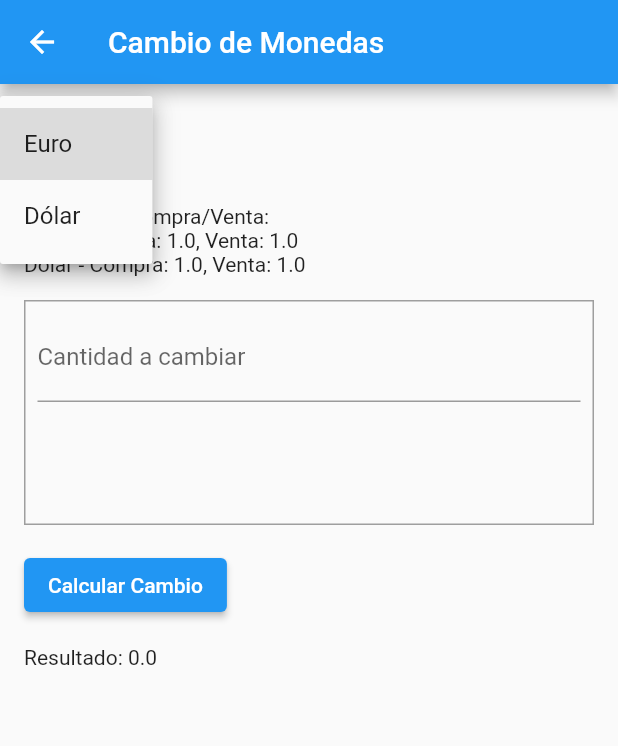
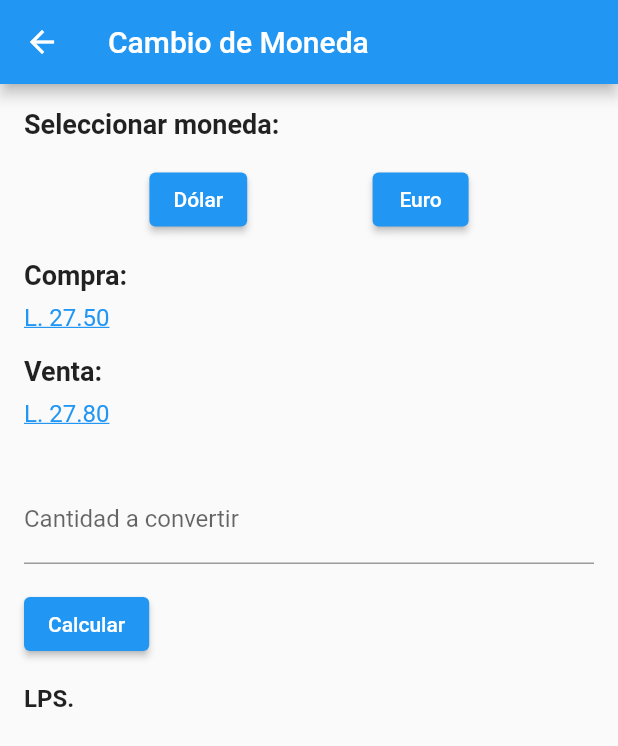
Before and after one commit to GersonL11/Examen-1_-Gerson-Lopez, a Flutter app: the CambioMonedaPage screen opened by its route, after a tap on "Euro", on a phone screen of 412 x 824 dp. Shown: the top 746 px of the screen. Run offline on Flutter 3.47's test engine with Material 2 defaults, Android fonts, the phone set to English and light mode, and no system bars; network calls fail.

Commit message:
Cambios en apartado de cambio de moneda

```diff
--- a/lib/cambioMonedas.dart
+++ b/lib/cambioMonedas.dart
@@ -1,103 +1,148 @@
 import 'package:flutter/material.dart';
 
 class CambioMonedaPage extends StatefulWidget {
-  const CambioMonedaPage({Key? key}) : super(key: key);
-
   @override
-  _CambioMonedasPageState createState() => _CambioMonedasPageState();
+  _CambioMonedaPageState createState() => _CambioMonedaPageState();
 }
 
-class _CambioMonedasPageState extends State<CambioMonedaPage> {
-  String _monedaSeleccionada = 'Euro';
-  double _precioCompraEuro = 1.0;
-  double _precioVentaEuro = 1.0;
-  double _precioCompraDolar = 1.0;
-  double _precioVentaDolar = 1.0;
-  TextEditingController _cantidadController = TextEditingController();
-  double _resultado = 0.0;
+class _CambioMonedaPageState extends State<CambioMonedaPage> {
+  String _monedaSeleccionada = 'Dólar';
+  TextEditingController _controller = TextEditingController();
+  String _resultado = '';
 
   @override
   Widget build(BuildContext context) {
     return Scaffold(
       appBar: AppBar(
-        title: Text('Cambio de Monedas'),
+        title: Text('Cambio de Moneda'),
       ),
       body: Padding(
         padding: const EdgeInsets.all(16.0),
         child: Column(
           crossAxisAlignment: CrossAxisAlignment.start,
           children: [
-            DropdownButton<String>(
-              value: _monedaSeleccionada,
-              items: ['Euro', 'Dólar'].map((String value) {
-                return DropdownMenuItem<String>(
-                  value: value,
-                  child: Text(value),
-                );
-              }).toList(),
-              onChanged: (String? newValue) {
-                setState(() {
-                  _monedaSeleccionada = newValue ?? 'Euro';
-                  _actualizarPrecios();
-                });
-              },
+            Text(
+              'Seleccionar moneda:',
+              style: TextStyle(
+                fontSize: 18.0,
+                fontWeight: FontWeight.bold,
+              ),
             ),
             SizedBox(height: 16.0),
-            Text('Precios de Compra/Venta:'),
-            Text('Euro - Compra: $_precioCompraEuro, Venta: $_precioVentaEuro'),
-            Text('Dólar - Compra: $_precioCompraDolar, Venta: $_precioVentaDolar'),
+            Row(
+              mainAxisAlignment: MainAxisAlignment.spaceEvenly,
+              children: [
+                ElevatedButton(
+                  onPressed: () {
+                    _cambiarMoneda('Dólar');
+                  },
+                  child: Text('Dólar'),
+                ),
+                ElevatedButton(
+                  onPressed: () {
+                    _cambiarMoneda('Euro');
+                  },
+                  child: Text('Euro'),
+                ),
+              ],
+            ),
             SizedBox(height: 16.0),
-            Container(
-              width: double.infinity,
-              height: 150.0,
-              decoration: BoxDecoration(
-                border: Border.all(color: Colors.grey),
-              ),
-              child: Padding(
-                padding: const EdgeInsets.all(8.0),
-                child: TextField(
-                  controller: _cantidadController,
-                  keyboardType: TextInputType.number,
-                  decoration: InputDecoration(
-                    labelText: 'Cantidad a cambiar',
-                  ),
-                ),
+            _buildPrecio('Compra', _calcularValorCompra()),
+            _buildPrecio('Venta', _calcularValorVenta()),
+            SizedBox(height: 16.0),
+            TextField(
+              controller: _controller,
+              keyboardType: TextInputType.number,
+              decoration: InputDecoration(
+                labelText: 'Cantidad a convertir',
               ),
             ),
             SizedBox(height: 16.0),
             ElevatedButton(
               onPressed: () {
-                setState(() {
-                  _calcularCambio();
-                });
+                _calcularConversion();
               },
-              child: Text('Calcular Cambio'),
+              child: Text('Calcular'),
             ),
             SizedBox(height: 16.0),
-            Text('Resultado: $_resultado'),
+            Text(
+              'LPS. $_resultado',
+              style: TextStyle(
+                fontSize: 16.0,
+                fontWeight: FontWeight.bold,
+              ),
+            ),
           ],
         ),
       ),
     );
   }
 
-  void _actualizarPrecios() {
-    if (_monedaSeleccionada == 'Euro') {
-      _precioCompraEuro = 1.08;
-      _precioVentaEuro = 1.12;
-    } else if (_monedaSeleccionada == 'Dólar') {
-      _precioCompraDolar = 0.95;
-      _precioVentaDolar = 1.0;
-    }
+  void _cambiarMoneda(String nuevaMoneda) {
+    setState(() {
+      _monedaSeleccionada = nuevaMoneda;
+      _controller.clear();
+      _resultado = '';
+    });
   }
 
-  void _calcularCambio() {
-    double cantidad = double.tryParse(_cantidadController.text) ?? 0.0;
+  Widget _buildPrecio(String tipo, String valor) {
+    return Column(
+      crossAxisAlignment: CrossAxisAlignment.start,
+      children: [
+        Text(
+          '$tipo:',
+          style: TextStyle(
+            fontSize: 18.0,
+            fontWeight: FontWeight.bold,
+          ),
+        ),
+        SizedBox(height: 8.0),
+        Text(
+          'L. $valor',
+          style: TextStyle(
+            fontSize: 16.0,
+            color: Colors.blue,
+            decoration: TextDecoration.underline,
+          ),
+        ),
+        SizedBox(height: 16.0),
+      ],
+    );
+  }
 
-    if (_monedaSeleccionada == 'Euro') {
-      _resultado = cantidad * _precioCompraEuro;
-    } else if (_monedaSeleccionada == 'Dólar') {
-      _resultado = cantidad * _precioCompraDolar;
+  String _calcularValorCompra() {
+    if (_monedaSeleccionada == 'Dólar') {
+      return '24.6834';
+    } else if (_monedaSeleccionada == 'Euro') {
+      return '27.50';
     }
+    return '';
+  }
+
+  String _calcularValorVenta() {
+    if (_monedaSeleccionada == 'Dólar') {
+      return '24.8068';
+    } else if (_monedaSeleccionada == 'Euro') {
+      return '27.80';
+    }
+    return '';
+  }
+
+  void _calcularConversion() {
+    double cantidad = double.tryParse(_controller.text) ?? 0.0;
+    double tasa;
+
+    if (_monedaSeleccionada == 'Dólar') {
+      tasa = cantidad * double.parse(_calcularValorVenta());
+    } else if (_monedaSeleccionada == 'Euro') {
+      tasa = cantidad * double.parse(_calcularValorVenta());
+    } else {
+      tasa = 0.0;
+    }
+
+    setState(() {
+      _resultado = tasa.toStringAsFixed(2);
+    });
   }
 }
```
